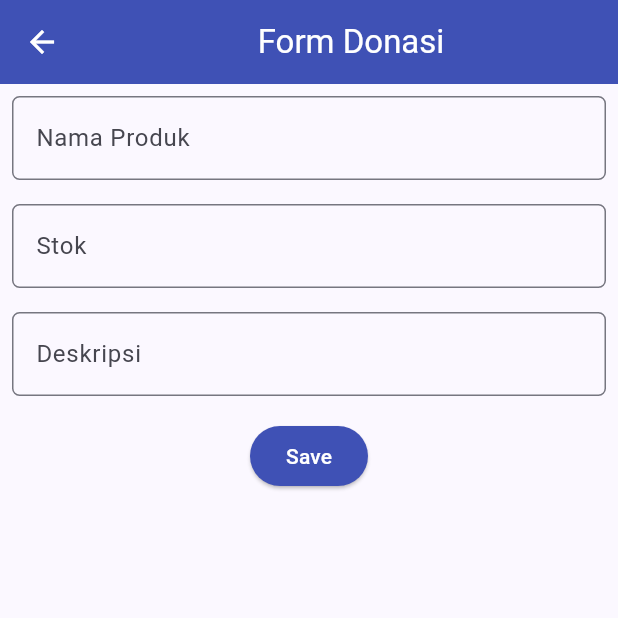
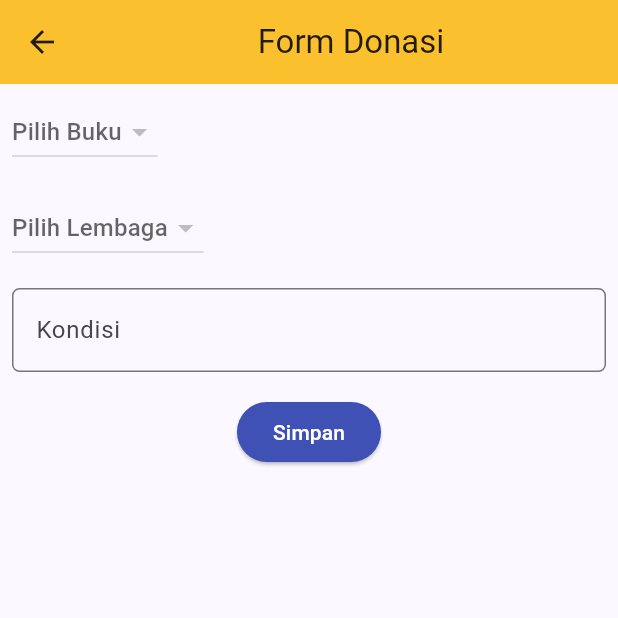
Before and after one commit to PBP-C04/Takugo-mobile, a Flutter app: the screen it shows after launch, after a tap on "Donasi Buku", on a phone screen of 412 x 824 dp, the top half of it. Run offline on Flutter 3.47's test engine with Material 2 defaults, Android fonts, the phone set to English and light mode, and no system bars; missing offline and left inert: pbp_django_auth; network calls fail.

Commit message:
update donate fetch

```diff
--- a/donate/lib/screens/donate.dart
+++ b/donate/lib/screens/donate.dart
@@ -1,25 +1,38 @@
+import 'dart:convert';
 import 'package:flutter/material.dart';
+import 'package:http/http.dart' as http;
 import 'package:donate/widgets/donate_card.dart';
 import 'package:donate/models/book_donate.dart';
 import 'package:donate/screens/donate_form.dart';
-// import 'package:tukatuku/widgets/left_drawer.dart';
 
-class DonatePage extends StatelessWidget {
-  DonatePage({Key? key}) : super(key: key);
+class DonatePage extends StatefulWidget {
+  const DonatePage({Key? key}) : super(key: key);
 
-  final List<Item> items = [
-    Item("Lihat Donasi", Icons.checklist, Colors.blueAccent),
-    Item("Donasi Buku", Icons.add_shopping_cart, Colors.blueAccent),
-    // Item("Logout", Icons.logout, Colors.red),
-  ];
+  @override
+  _DonatePage createState() => _DonatePage();
+}
+
+class _DonatePage extends State<DonatePage> {
+  Future<List<BookDonate>> fetchDonate() async {
+    var url = Uri.parse('https://takugo-c04-tk.pbp.cs.ui.ac.id/donate/show_json');
+    var response = await http.get(url, headers: {"Content-Type": "application/json"});
+
+    var data = jsonDecode(utf8.decode(response.bodyBytes));
+    List<BookDonate> list_item = [];
+
+    for (var d in data) {
+      if (d != null) {
+        list_item.add(BookDonate.fromJson(d));
+      }
+    }
+    return list_item;
+  }
 
   @override
   Widget build(BuildContext context) {
     return Scaffold(
       appBar: AppBar(
-        title: const Text(
-          "Donate",
-        ),
+        title: const Text("Donate"),
         backgroundColor: Colors.yellow[700],
         foregroundColor: Colors.black87,
         actions: [
@@ -31,14 +44,13 @@ class DonatePage extends StatelessWidget {
           ),
         ],
       ),
-      // drawer: LeftDrawer(),
       body: SingleChildScrollView(
         child: Padding(
           padding: const EdgeInsets.all(10.0),
           child: Column(
             children: <Widget>[
-              const Padding(
-                padding: EdgeInsets.only(top: 10.0, bottom: 10.0),
+              Padding(
+                padding: const EdgeInsets.only(top: 10.0, bottom: 10.0),
                 child: Text(
                   'Donasikan Bukumu!',
                   textAlign: TextAlign.center,
@@ -48,14 +60,62 @@ class DonatePage extends StatelessWidget {
                   ),
                 ),
               ),
+              FutureBuilder(
+                future: fetchDonate(),
+                builder: (context, AsyncSnapshot<List<BookDonate>> snapshot) {
+                  if (snapshot.connectionState == ConnectionState.waiting) {
+                    return Center(child: CircularProgressIndicator());
+                  } else {
+                    if (!snapshot.hasData || snapshot.data!.isEmpty) {
+                      return Column(
+                        children: [
+                          Text(
+                            "Tidak ada data donasi.",
+                            style: TextStyle(color: Color(0xff59A5D8), fontSize: 20),
+                          ),
+                          SizedBox(height: 8),
+                        ],
+                      );
+                    } else {
+                      return ListView.builder(
+                        shrinkWrap: true,
+                        itemCount: snapshot.data!.length,
+                        itemBuilder: (_, index) => Container(
+                          margin: const EdgeInsets.symmetric(horizontal: 16, vertical: 12),
+                          padding: const EdgeInsets.all(20.0),
+                          child: Column(
+                            mainAxisAlignment: MainAxisAlignment.start,
+                            crossAxisAlignment: CrossAxisAlignment.start,
+                            children: [
+                              Text(
+                                "${snapshot.data![index].fields.book}",
+                                style: const TextStyle(
+                                  fontSize: 18.0,
+                                  fontWeight: FontWeight.bold,
+                                ),
+                              ),
                               const SizedBox(height: 10),
+                              Text("${snapshot.data![index].fields.lembaga}"),
+                              const SizedBox(height: 10),
+                              Text("${snapshot.data![index].fields.kondisi}"),
+                              // const SizedBox(height: 10),
+                              // Text("${snapshot.data![index].fields.tanggal_donasi}"),
+                            ],
+                          ),
+                        ),
+                      );
+                    }
+                  }
+                },
+              ),
+              SizedBox(height: 10),
               Padding(
                 padding: const EdgeInsets.only(top: 8, left: 8, right: 8),
                 child: SizedBox(
                   height: 40,
                   width: double.infinity,
                   child: ElevatedButton(
-                        onPressed: () async {                    // Navigate to ReviewHomePage
+                    onPressed: () async {
                       Navigator.push(
                         context,
                         MaterialPageRoute(builder: (context) => DonateFormPage()),
@@ -63,23 +123,12 @@ class DonatePage extends StatelessWidget {
                     },
                     style: ElevatedButton.styleFrom(
                       backgroundColor: Colors.yellow[700],
-                            foregroundColor: Colors.black87),
-                        child: const Text('Donasi Buku',
-                            style: TextStyle(fontSize: 16)),
-                      )),
+                      foregroundColor: Colors.black87,
                     ),
-
-              // GridView.count(
-              //   primary: true,
-              //   padding: const EdgeInsets.all(20),
-              //   crossAxisSpacing: 10,
-              //   mainAxisSpacing: 10,
-              //   crossAxisCount: 3,
-              //   shrinkWrap: true,
-              //   children: items.map((Item item) {
-              //     return ShopCard(item);
-              //   }).toList(),
-              // ),
+                    child: const Text('Donasi Buku', style: TextStyle(fontSize: 16)),
+                  ),
+                ),
+              ),
             ],
           ),
         ),
--- a/donate/lib/screens/donate_form.dart
+++ b/donate/lib/screens/donate_form.dart
@@ -1,36 +1,67 @@
 import 'package:flutter/material.dart';
-// import 'package:donate/widgets/left_drawer.dart';
-import 'package:donate/widgets/donate_card.dart';
+import 'package:http/http.dart' as http;
+import 'dart:convert';
 
 class DonateFormPage extends StatefulWidget {
-    const DonateFormPage({super.key});
+  const DonateFormPage({Key? key}) : super(key: key);
 
   @override
   State<DonateFormPage> createState() => _DonateFormPageState();
 }
 
-List<Stuff> stuffs =[];
-
 class _DonateFormPageState extends State<DonateFormPage> {
   final _formKey = GlobalKey<FormState>();
-    String _name = "";
-    int _amount = 0;
-    String _description = "";
+  // Deklarasi variabel yang diperlukan
+  String? _selectedBook;
+  String? _selectedLembaga;
+  String? _kondisi;
 
+  List<String> books = []; // Untuk menyimpan daftar buku yang dibeli
+  List<String> lembaga = []; // Untuk menyimpan daftar lembaga
+
+  @override
+  void initState() {
+    super.initState();
+    fetchBookData();
+    fetchLembagaData();
+  }
+
+  Future<void> fetchBookData() async {
+    try {
+      var response = await http.get(Uri.parse('https://takugo-c04-tk.pbp.cs.ui.ac.id/donate/endpoint_for_books'));
+      if (response.statusCode == 200) {
+        setState(() {
+          books = List<String>.from(json.decode(response.body));
+        });
+      }
+    } catch (error) {
+      print('Error fetching book data: $error');
+    }
+  }
+
+  Future<void> fetchLembagaData() async {
+    try {
+      var response = await http.get(Uri.parse('https://takugo-c04-tk.pbp.cs.ui.ac.id/endpoint_for_lembaga'));
+      if (response.statusCode == 200) {
+        setState(() {
+          lembaga = List<String>.from(json.decode(response.body));
+        });
+      }
+    } catch (error) {
+      print('Error fetching lembaga data: $error');
+    }
+  }
 
   @override
   Widget build(BuildContext context) {
     return Scaffold(
       appBar: AppBar(
         title: const Center(
-            child: Text(
-              'Form Donasi',
+          child: Text('Form Donasi'),
         ),
+        backgroundColor: Colors.yellow[700],
+        foregroundColor: Colors.black87,
       ),
-          backgroundColor: Colors.indigo,
-          foregroundColor: Colors.white,
-        ),
-        // drawer: const LeftDrawer(),
       body: Form(
         key: _formKey,
         child: SingleChildScrollView(
@@ -39,71 +70,58 @@ class _DonateFormPageState extends State<DonateFormPage> {
             children: [
               Padding(
                 padding: const EdgeInsets.all(8.0),
+                child: DropdownButton<String>(
+                  items: books.map((String book) {
+                    return DropdownMenuItem<String>(
+                      value: book,
+                      child: Text(book),
+                    );
+                  }).toList(),
+                  onChanged: (String? value) {
+                    setState(() {
+                      // Tambahkan logika saat buku dipilih
+                      _selectedBook = value; // Simpan buku yang dipilih
+                    });
+                  },
+                  hint: Text('Pilih Buku'), // Atur teks hint atau default untuk dropdown
+                ),
+              ),
+              Padding(
+                padding: const EdgeInsets.all(8.0),
+                child: DropdownButton<String>(
+                  items: lembaga.map((String lembaga) {
+                    return DropdownMenuItem<String>(
+                      value: lembaga,
+                      child: Text(lembaga),
+                    );
+                  }).toList(),
+                  onChanged: (String? value) {
+                    setState(() {
+                      // Tambahkan logika saat lembaga dipilih
+                      _selectedLembaga = value; // Simpan lembaga yang dipilih
+                    });
+                  },
+                  hint: Text('Pilih Lembaga'), // Atur teks hint atau default untuk dropdown
+                ),
+              ),
+              Padding(
+                padding: const EdgeInsets.all(8.0),
                 child: TextFormField(
                   decoration: InputDecoration(
-                      hintText: "Nama Produk",
-                      labelText: "Nama Produk",
+                    hintText: 'Kondisi',
+                    labelText: 'Kondisi',
                     border: OutlineInputBorder(
                       borderRadius: BorderRadius.circular(5.0),
                     ),
                   ),
                   onChanged: (String? value) {
                     setState(() {
-                        _name = value!;
+                      _kondisi = value ?? '';
                     });
                   },
                   validator: (String? value) {
                     if (value == null || value.isEmpty) {
-                        return "Nama tidak boleh kosong!";
-                      }
-                      return null;
-                    },
-                  ),
-                ),
-                Padding(
-                  padding: const EdgeInsets.all(8.0),
-                  child: TextFormField(
-                    decoration: InputDecoration(
-                      hintText: "Stok",
-                      labelText: "Stok",
-                      border: OutlineInputBorder(
-                        borderRadius: BorderRadius.circular(5.0),
-                      ),
-                    ),
-                    onChanged: (String? value) {
-                      setState(() {
-                        _amount = int.parse(value!);
-                      });
-                    },
-                    validator: (String? value) {
-                      if (value == null || value.isEmpty) {
-                        return "Stok tidak boleh kosong!";
-                      }
-                      if (int.tryParse(value) == null) {
-                        return "Stok harus berupa angka!";
-                      }
-                      return null;
-                    },
-                  ),
-                ),
-                Padding(
-                  padding: const EdgeInsets.all(8.0),
-                  child: TextFormField(
-                    decoration: InputDecoration(
-                      hintText: "Deskripsi",
-                      labelText: "Deskripsi",
-                      border: OutlineInputBorder(
-                        borderRadius: BorderRadius.circular(5.0),
-                      ),
-                    ),
-                    onChanged: (String? value) {
-                      setState(() {
-                        _description = value!;
-                      });
-                    },
-                    validator: (String? value) {
-                      if (value == null || value.isEmpty) {
-                        return "Deskripsi tidak boleh kosong!";
+                      return 'Kondisi tidak boleh kosong!';
                     }
                     return null;
                   },
@@ -115,29 +133,31 @@ class _DonateFormPageState extends State<DonateFormPage> {
                   padding: const EdgeInsets.all(8.0),
                   child: ElevatedButton(
                     style: ButtonStyle(
-                        backgroundColor:
-                            MaterialStateProperty.all(Colors.indigo),
+                      backgroundColor: MaterialStateProperty.all(Colors.indigo),
                     ),
-                      onPressed: () {
+                    onPressed: () async {
                       if (_formKey.currentState!.validate()) {
-                          stuffs.add(Stuff(name: _name, amount: _amount, description: _description));
+                        try {
+                          var url = Uri.parse('https://takugo-c04-tk.pbp.cs.ui.ac.id/donate/add_donate_flutter/');
+                          var response = await http.post(
+                            url,
+                            body: json.encode({
+                              'book': _selectedBook,
+                              'lembaga': _selectedLembaga,
+                              'kondisi': _kondisi,
+                              // Tambahkan data lain yang diperlukan untuk dikirim
+                            }),
+                            headers: {'Content-Type': 'application/json'},
+                          );
+
+                          if (response.statusCode == 200) {
+                            // Tampilkan pesan sukses atau lakukan aksi lainnya
                             showDialog(
                               context: context,
                               builder: (context) {
                                 return AlertDialog(
-                                title: const Text('Produk berhasil tersimpan'),
-                                content: SingleChildScrollView(
-                                  child: Column(
-                                    crossAxisAlignment:
-                                        CrossAxisAlignment.start,
-                                    children: [
-                                      Text('Nama: $_name'),
-                                      Text('Price: $_amount'),
-                                      Text('Description: $_description'),
-
-                                    ],
-                                  ),
-                                ),
+                                  title: const Text('Data Tersimpan'),
+                                  content: const Text('Donasi berhasil disimpan.'),
                                   actions: [
                                     TextButton(
                                       child: const Text('OK'),
@@ -150,10 +170,33 @@ class _DonateFormPageState extends State<DonateFormPage> {
                               },
                             );
                             _formKey.currentState!.reset();
+                          } else {
+                            // Tampilkan pesan jika permintaan tidak berhasil
+                            showDialog(
+                              context: context,
+                              builder: (context) {
+                                return AlertDialog(
+                                  title: const Text('Error'),
+                                  content: const Text('Gagal menyimpan data.'),
+                                  actions: [
+                                    TextButton(
+                                      child: const Text('OK'),
+                                      onPressed: () {
+                                        Navigator.pop(context);
+                                      },
+                                    ),
+                                  ],
+                                );
+                              },
+                            );
+                          }
+                        } catch (error) {
+                          print('Error: $error');
+                        }
                       }
                     },
                     child: const Text(
-                        "Save",
+                      'Simpan',
                       style: TextStyle(color: Colors.white),
                     ),
                   ),
--- a/donate/pubspec.yaml
+++ b/donate/pubspec.yaml
@@ -11,6 +11,8 @@ dependencies:
   flutter:
     sdk: flutter
   http: ^1.1.0
+  pbp_django_auth: ^0.4.0
+  provider: ^6.1.1
 
 dev_dependencies:
   flutter_test:
```
Lines whose indentation alone changed are shown as unchanged.
